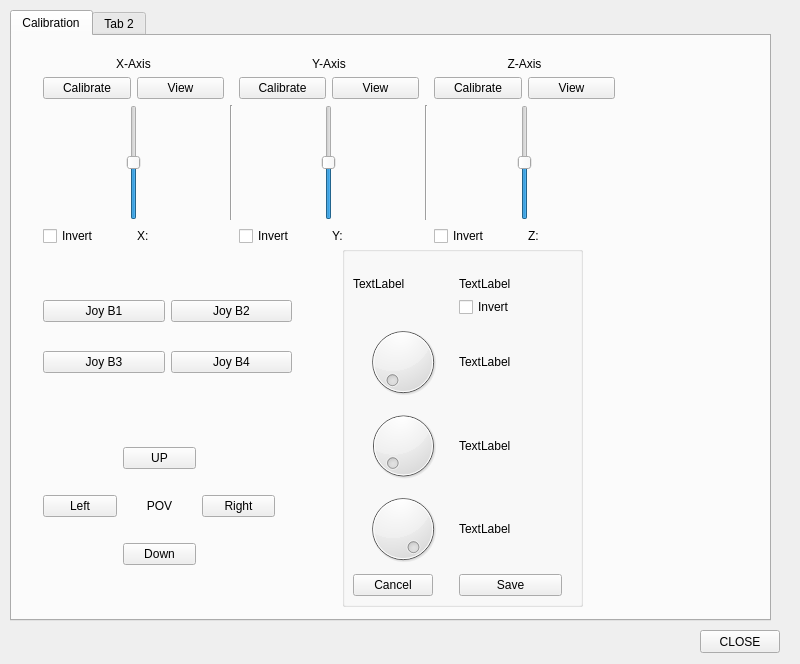
Above: DriverStation/mainwindow.ui from dgitz/DriverStation before the change. Below: the same form after it.
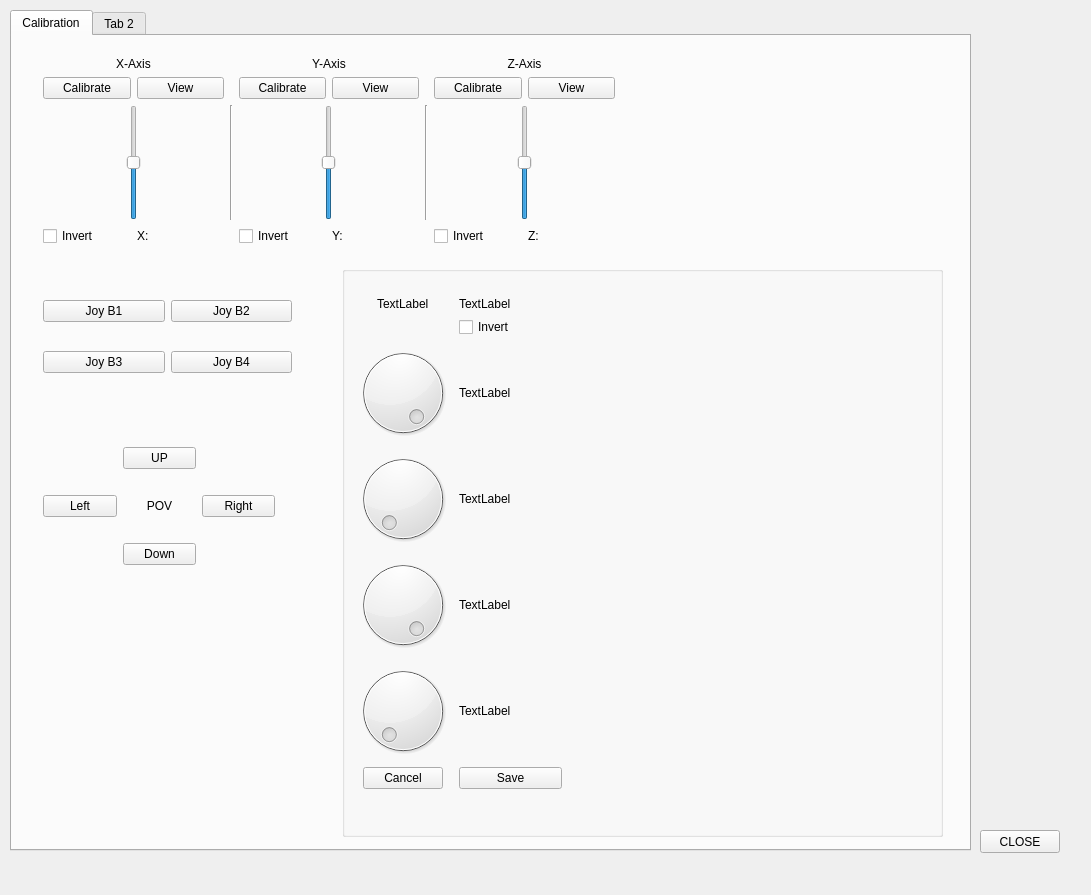
That is the form after the change.

The edit to the form file:
```diff
--- a/DriverStation/mainwindow.ui
+++ b/DriverStation/mainwindow.ui
@@ -6,8 +6,8 @@
    <rect>
     <x>0</x>
     <y>0</y>
-    <width>800</width>
-    <height>664</height>
+    <width>1091</width>
+    <height>895</height>
    </rect>
   </property>
   <property name="windowTitle">
@@ -17,8 +17,8 @@
    <widget class="QPushButton" name="bClose">
     <property name="geometry">
      <rect>
-      <x>700</x>
-      <y>630</y>
+      <x>980</x>
+      <y>830</y>
       <width>80</width>
       <height>23</height>
      </rect>
@@ -32,8 +32,8 @@
      <rect>
       <x>10</x>
       <y>10</y>
-      <width>761</width>
-      <height>611</height>
+      <width>961</width>
+      <height>841</height>
      </rect>
     </property>
     <property name="currentIndex">
@@ -400,9 +400,9 @@
       <property name="geometry">
        <rect>
         <x>330</x>
-        <y>210</y>
-        <width>241</width>
-        <height>361</height>
+        <y>230</y>
+        <width>601</width>
+        <height>571</height>
        </rect>
       </property>
       <property name="autoFillBackground">
@@ -417,10 +417,16 @@
          <x>0</x>
          <y>20</y>
          <width>231</width>
-         <height>341</height>
+         <height>541</height>
         </rect>
        </property>
        <layout class="QFormLayout" name="formLayout_3">
+        <property name="labelAlignment">
+         <set>Qt::AlignCenter</set>
+        </property>
+        <property name="formAlignment">
+         <set>Qt::AlignHCenter|Qt::AlignTop</set>
+        </property>
         <item row="0" column="0">
          <widget class="QLabel" name="lCalibrateOption">
           <property name="text">
@@ -428,66 +434,6 @@
           </property>
          </widget>
         </item>
-        <item row="2" column="0">
-         <widget class="QDial" name="dCalibrateDeadband">
-          <property name="maximum">
-           <number>25</number>
-          </property>
-         </widget>
-        </item>
-        <item row="2" column="1">
-         <widget class="QLabel" name="lCalibrateDeadband">
-          <property name="text">
-           <string>TextLabel</string>
-          </property>
-         </widget>
-        </item>
-        <item row="3" column="0">
-         <widget class="QDial" name="dCalibrateMin">
-          <property name="minimum">
-           <number>-32768</number>
-          </property>
-          <property name="maximum">
-           <number>0</number>
-          </property>
-          <property name="value">
-           <number>-32768</number>
-          </property>
-          <property name="sliderPosition">
-           <number>-32768</number>
-          </property>
-          <property name="orientation">
-           <enum>Qt::Horizontal</enum>
-          </property>
-         </widget>
-        </item>
-        <item row="3" column="1">
-         <widget class="QLabel" name="lCalibrateMin">
-          <property name="text">
-           <string>TextLabel</string>
-          </property>
-         </widget>
-        </item>
-        <item row="4" column="0">
-         <widget class="QDial" name="dCalibrateMax">
-          <property name="minimum">
-           <number>0</number>
-          </property>
-          <property name="maximum">
-           <number>32768</number>
-          </property>
-          <property name="value">
-           <number>32768</number>
-          </property>
-         </widget>
-        </item>
-        <item row="4" column="1">
-         <widget class="QLabel" name="lCalibrateMax">
-          <property name="text">
-           <string>TextLabel</string>
-          </property>
-         </widget>
-        </item>
         <item row="0" column="1">
          <widget class="QLabel" name="lCalibrateStep">
           <property name="text">
@@ -502,20 +448,100 @@
           </property>
          </widget>
         </item>
-        <item row="5" column="1">
-         <widget class="QPushButton" name="bCalibrateSave">
+        <item row="4" column="0">
+         <widget class="QDial" name="dCalibrateMin">
+          <property name="minimum">
+           <number>-32768</number>
+          </property>
+          <property name="maximum">
+           <number>0</number>
+          </property>
+          <property name="value">
+           <number>-32768</number>
+          </property>
+          <property name="sliderPosition">
+           <number>-32768</number>
+          </property>
+          <property name="orientation">
+           <enum>Qt::Horizontal</enum>
+          </property>
+         </widget>
+        </item>
+        <item row="4" column="1">
+         <widget class="QLabel" name="lCalibrateMin">
           <property name="text">
-           <string>Save</string>
+           <string>TextLabel</string>
           </property>
          </widget>
         </item>
         <item row="5" column="0">
+         <widget class="QDial" name="dCalibrateNeutral">
+          <property name="minimum">
+           <number>-32768</number>
+          </property>
+          <property name="maximum">
+           <number>32768</number>
+          </property>
+          <property name="value">
+           <number>32768</number>
+          </property>
+         </widget>
+        </item>
+        <item row="8" column="0">
          <widget class="QPushButton" name="bCalibrateCancel">
           <property name="text">
            <string>Cancel</string>
           </property>
          </widget>
         </item>
+        <item row="8" column="1">
+         <widget class="QPushButton" name="bCalibrateSave">
+          <property name="text">
+           <string>Save</string>
+          </property>
+         </widget>
+        </item>
+        <item row="5" column="1">
+         <widget class="QLabel" name="lCalibrateNeutral">
+          <property name="text">
+           <string>TextLabel</string>
+          </property>
+         </widget>
+        </item>
+        <item row="7" column="0">
+         <widget class="QDial" name="dCalibrateDeadband">
+          <property name="maximum">
+           <number>25</number>
+          </property>
+         </widget>
+        </item>
+        <item row="7" column="1">
+         <widget class="QLabel" name="lCalibrateDeadband">
+          <property name="text">
+           <string>TextLabel</string>
+          </property>
+         </widget>
+        </item>
+        <item row="3" column="0">
+         <widget class="QDial" name="dCalibrateMax">
+          <property name="minimum">
+           <number>0</number>
+          </property>
+          <property name="maximum">
+           <number>32768</number>
+          </property>
+          <property name="value">
+           <number>32768</number>
+          </property>
+         </widget>
+        </item>
+        <item row="3" column="1">
+         <widget class="QLabel" name="lCalibrateMax">
+          <property name="text">
+           <string>TextLabel</string>
+          </property>
+         </widget>
+        </item>
        </layout>
       </widget>
      </widget>
```
